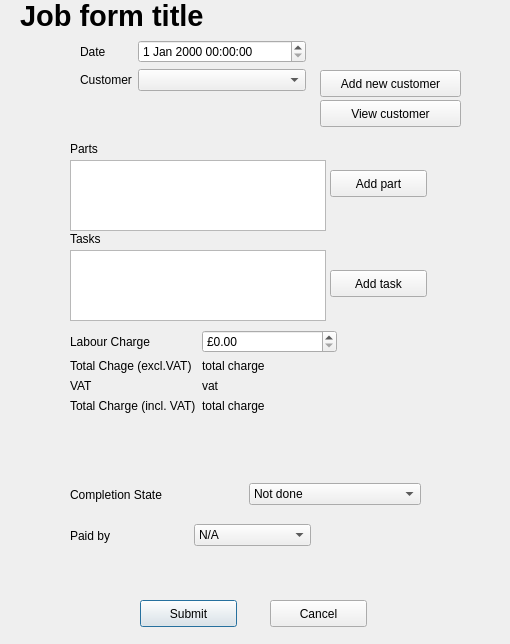
Before: the Qt Designer form dialogs/job/JobForm.ui in supermaximo93/Computing_Project, drawn with Qt 5.
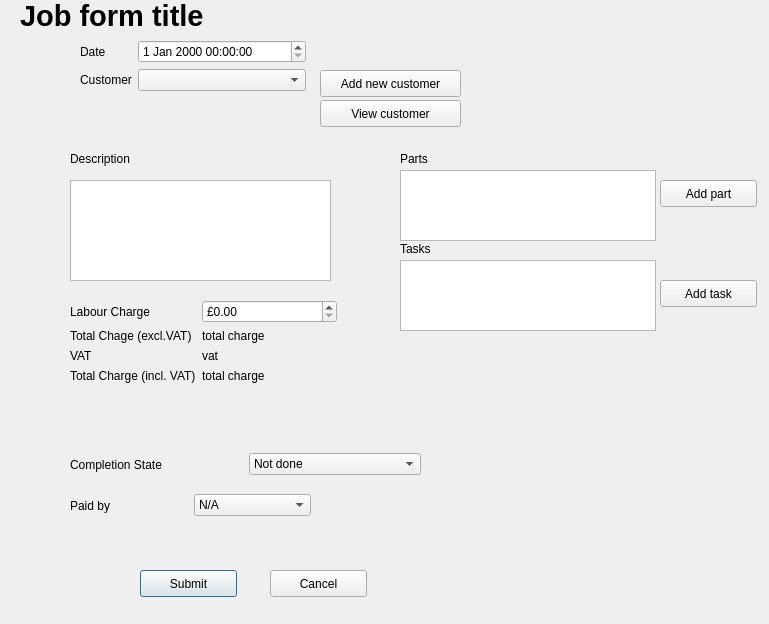
After: the same form once the commit is applied.

Commit message: Added description field to Job and quantity field to Part

```diff
--- a/dialogs/job/JobForm.ui
+++ b/dialogs/job/JobForm.ui
@@ -6,8 +6,8 @@
    <rect>
     <x>0</x>
     <y>0</y>
-    <width>510</width>
-    <height>644</height>
+    <width>769</width>
+    <height>624</height>
    </rect>
   </property>
   <property name="windowTitle">
@@ -49,7 +49,7 @@
    <property name="geometry">
     <rect>
      <x>70</x>
-     <y>330</y>
+     <y>300</y>
      <width>267</width>
      <height>111</height>
     </rect>
@@ -123,7 +123,7 @@
    <property name="geometry">
     <rect>
      <x>140</x>
-     <y>600</y>
+     <y>570</y>
      <width>97</width>
      <height>27</height>
     </rect>
@@ -136,7 +136,7 @@
    <property name="geometry">
     <rect>
      <x>270</x>
-     <y>600</y>
+     <y>570</y>
      <width>97</width>
      <height>27</height>
     </rect>
@@ -148,8 +148,8 @@
   <widget class="QPushButton" name="pushButton_addPart">
    <property name="geometry">
     <rect>
-     <x>330</x>
-     <y>170</y>
+     <x>660</x>
+     <y>180</y>
      <width>97</width>
      <height>27</height>
     </rect>
@@ -161,8 +161,8 @@
   <widget class="QPushButton" name="pushButton_addTask">
    <property name="geometry">
     <rect>
-     <x>330</x>
-     <y>270</y>
+     <x>660</x>
+     <y>280</y>
      <width>97</width>
      <height>27</height>
     </rect>
@@ -175,7 +175,7 @@
    <property name="geometry">
     <rect>
      <x>70</x>
-     <y>520</y>
+     <y>490</y>
      <width>241</width>
      <height>31</height>
     </rect>
@@ -247,8 +247,8 @@
   <widget class="QLabel" name="label_part">
    <property name="geometry">
     <rect>
-     <x>70</x>
-     <y>140</y>
+     <x>400</x>
+     <y>150</y>
      <width>41</width>
      <height>17</height>
     </rect>
@@ -260,8 +260,8 @@
   <widget class="QListWidget" name="listWidget_partsE">
    <property name="geometry">
     <rect>
-     <x>70</x>
-     <y>160</y>
+     <x>400</x>
+     <y>170</y>
      <width>256</width>
      <height>71</height>
     </rect>
@@ -270,8 +270,8 @@
   <widget class="QLabel" name="label_tasks">
    <property name="geometry">
     <rect>
-     <x>70</x>
-     <y>230</y>
+     <x>400</x>
+     <y>240</y>
      <width>41</width>
      <height>17</height>
     </rect>
@@ -283,8 +283,8 @@
   <widget class="QListWidget" name="listWidget_tasksE">
    <property name="geometry">
     <rect>
-     <x>70</x>
-     <y>250</y>
+     <x>400</x>
+     <y>260</y>
      <width>256</width>
      <height>71</height>
     </rect>
@@ -307,7 +307,7 @@
    <property name="geometry">
     <rect>
      <x>70</x>
-     <y>480</y>
+     <y>450</y>
      <width>351</width>
      <height>29</height>
     </rect>
@@ -354,6 +354,29 @@
     <string>View customer</string>
    </property>
   </widget>
+  <widget class="QPlainTextEdit" name="plainTextEdit_description">
+   <property name="geometry">
+    <rect>
+     <x>70</x>
+     <y>180</y>
+     <width>261</width>
+     <height>101</height>
+    </rect>
+   </property>
+  </widget>
+  <widget class="QLabel" name="label_description">
+   <property name="geometry">
+    <rect>
+     <x>70</x>
+     <y>150</y>
+     <width>81</width>
+     <height>17</height>
+    </rect>
+   </property>
+   <property name="text">
+    <string>Description</string>
+   </property>
+  </widget>
  </widget>
  <resources/>
  <connections/>
```
The commit also changes 17 other files.
